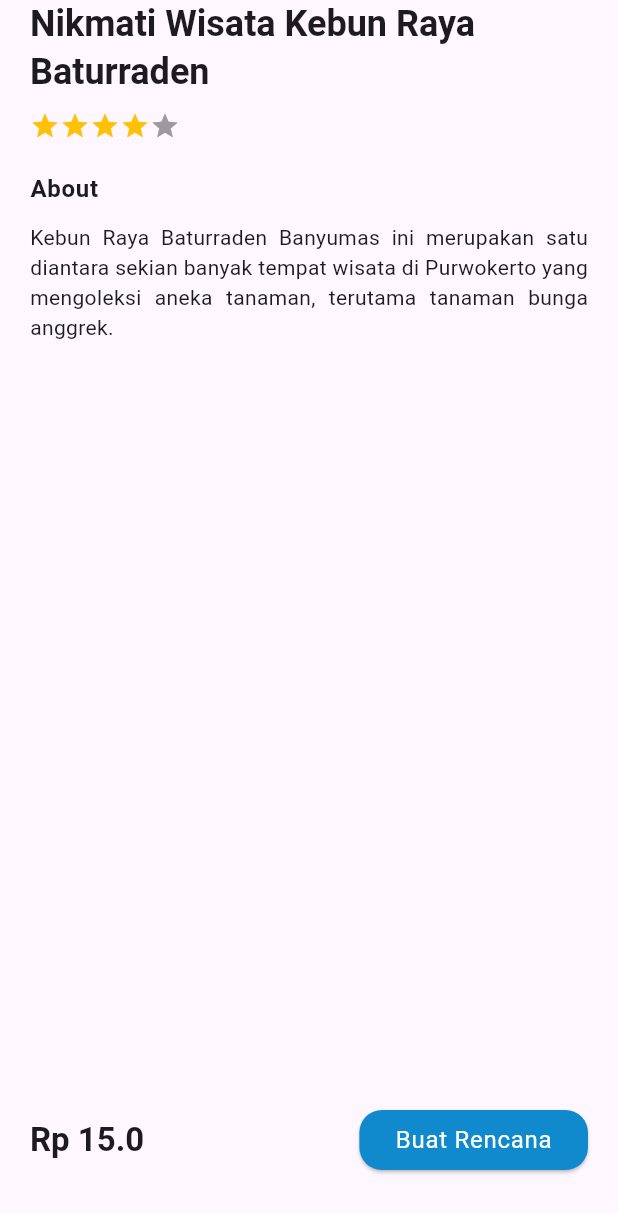
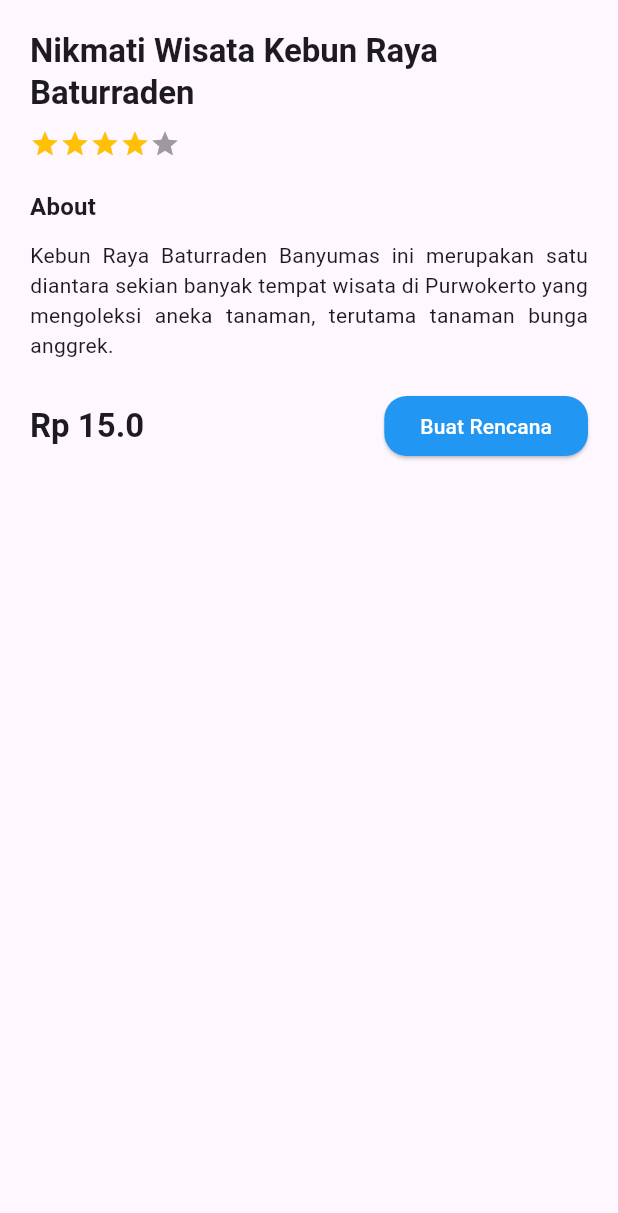
Before and after one commit to FallenTeen/MaxTrip, a Flutter app: the _ActivityInformation widget shown alone on an empty page, opened directly with sample values from the repository, on a phone screen of 412 x 824 dp. Shown: the top 1213 px of the screen. Run offline on Flutter 3.47's test engine with Material 3 defaults, Android fonts, the phone set to English and light mode, and no system bars; drawn by our look-alikes of flutter_rating_bar; our stand-ins replace firebase_auth, firebase_core, google_sign_in; accounts and stored records are empty; network calls fail.

Commit message:
modif activity_details_screen = activity

```diff
--- a/lib/screens/activity_details_screen.dart
+++ b/lib/screens/activity_details_screen.dart
@@ -14,11 +14,19 @@ class ActivityDetailsScreen extends StatelessWidget {
 
   @override
   Widget build(BuildContext context) {
-    return Column(
+    return Scaffold(
+      appBar: AppBar(
+        title: Text(activity.title),
+      ),
+      body: SingleChildScrollView(
+        child: Column(
+          crossAxisAlignment: CrossAxisAlignment.stretch,
           children: [
             _ActivityImage(activity: activity),
             _ActivityInformation(activity: activity),
           ],
+        ),
+      ),
     );
   }
 }
@@ -55,13 +63,8 @@ class _ActivityInformation extends StatelessWidget {
 
   @override
   Widget build(BuildContext context) {
-    return Expanded(
-      child: Container(
-        padding: const EdgeInsets.only(
-          left: 20,
-          right: 20,
-          bottom: 40,
-        ),
+    return Container(
+      padding: const EdgeInsets.all(20),
       child: Column(
         crossAxisAlignment: CrossAxisAlignment.start,
         children: [
@@ -69,7 +72,7 @@ class _ActivityInformation extends StatelessWidget {
             activity.title,
             style: Theme.of(context)
                 .textTheme
-                  .headlineSmall!
+                .titleLarge!
                 .copyWith(fontWeight: FontWeight.bold),
           ),
           const SizedBox(height: 10),
@@ -91,7 +94,7 @@ class _ActivityInformation extends StatelessWidget {
             'About',
             style: Theme.of(context)
                 .textTheme
-                  .bodyLarge!
+                .titleMedium!
                 .copyWith(fontWeight: FontWeight.bold),
           ),
           const SizedBox(height: 10),
@@ -100,7 +103,7 @@ class _ActivityInformation extends StatelessWidget {
             textAlign: TextAlign.justify,
             style: Theme.of(context).textTheme.bodyMedium,
           ),
-            const Spacer(),
+          const SizedBox(height: 20),
           Row(
             mainAxisAlignment: MainAxisAlignment.spaceBetween,
             children: [
@@ -114,16 +117,16 @@ class _ActivityInformation extends StatelessWidget {
               ElevatedButton(
                 onPressed: () {},
                 style: ElevatedButton.styleFrom(
-                    backgroundColor: Color.fromARGB(255, 16, 138, 204),
+                  backgroundColor: Colors.blue,
                   shape: RoundedRectangleBorder(
-                      borderRadius: BorderRadius.circular(15.0),
+                    borderRadius: BorderRadius.circular(15),
                   ),
                 ),
                 child: Text(
                   'Buat Rencana',
                   style: Theme.of(context)
                       .textTheme
-                        .bodyLarge!
+                      .labelLarge!
                       .copyWith(color: Colors.white),
                 ),
               ),
@@ -131,7 +134,6 @@ class _ActivityInformation extends StatelessWidget {
           ),
         ],
       ),
-      ),
     );
   }
 }
```
Lines whose indentation alone changed are shown as unchanged.
